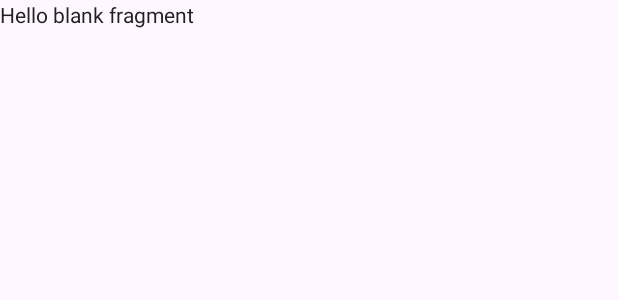
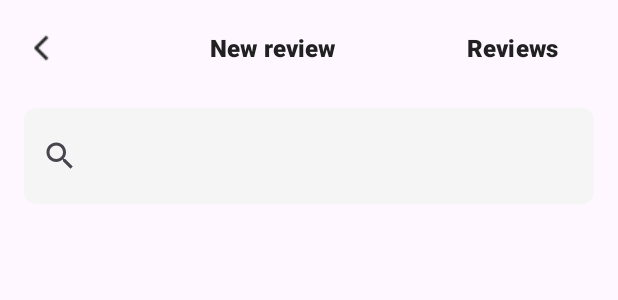
Before and after one commit to Amirelo/FurnitureStore, an Android app: the layout fragment_product_reviews.xml on its own in the app's theme, with its tools: preview values and no code run, on a phone screen of 412 x 824 dp. Shown: the top 300 px of the screen. Run offline under Robolectric (Android 15) with nearby library versions, the phone set to English and light mode, and no system bars; network calls fail.

Commit message:
ProductReviews and item_review layout

```diff
--- a/app/src/main/res/layout/fragment_product_reviews.xml
+++ b/app/src/main/res/layout/fragment_product_reviews.xml
@@ -3,12 +3,58 @@
     xmlns:tools="http://schemas.android.com/tools"
     android:layout_width="match_parent"
     android:layout_height="match_parent"
+    xmlns:app="http://schemas.android.com/apk/res-auto"
     tools:context=".ProductReviewsFragment">
 
-    <!-- TODO: Update blank fragment layout -->
-    <TextView
+    <LinearLayout
         android:layout_width="match_parent"
         android:layout_height="match_parent"
-        android:text="@string/hello_blank_fragment" />
+        android:orientation="vertical">
 
+    <com.google.android.material.appbar.MaterialToolbar
+        android:layout_width="match_parent"
+        android:layout_height="wrap_content"
+        app:navigationIcon="@drawable/chevron_left">
+
+        <com.google.android.material.button.MaterialButton
+            android:layout_width="wrap_content"
+            android:layout_height="wrap_content"
+            android:layout_gravity="right"
+            android:layout_marginStart="40dp"
+            android:layout_marginEnd="16dp"
+            app:backgroundTint="#00000000"
+            android:textColor="@color/black_text"
+            android:textSize="16sp"
+            android:textStyle="bold"
+            android:text="Reviews"/>
+
+        <com.google.android.material.button.MaterialButton
+            android:layout_width="wrap_content"
+            android:layout_height="wrap_content"
+            android:layout_gravity="right"
+            app:backgroundTint="#00000000"
+            android:textColor="@color/black_text"
+            android:textSize="16sp"
+            android:textStyle="bold"
+            android:text="New review"/>
+    </com.google.android.material.appbar.MaterialToolbar>
+
+        <androidx.appcompat.widget.SearchView
+            android:layout_width="match_parent"
+            android:layout_height="64dp"
+            android:layout_marginHorizontal="16dp"
+            android:layout_marginVertical="8dp"
+            android:clipToOutline="true"
+            android:backgroundTint="@color/gray_tab"
+            android:background="@drawable/border_rounded_8"
+            android:textColorHint="@color/gray_placeholder"
+            android:iconifiedByDefault="false"
+            android:inputType="text"/>
+
+        <androidx.recyclerview.widget.RecyclerView
+            android:id="@+id/rcReviews"
+            android:layout_width="match_parent"
+            android:layout_height="wrap_content"/>
+
+    </LinearLayout>
 </FrameLayout>
```
Also changed, not shown: app/src/main/java/com/example/furniturestore/ProductReviewsFragment.kt (+0 -41 lines), app/src/main/res/layout/item_review.xml (added, +91 -0 lines), app/src/main/res/drawable/temp.jpg (added).
